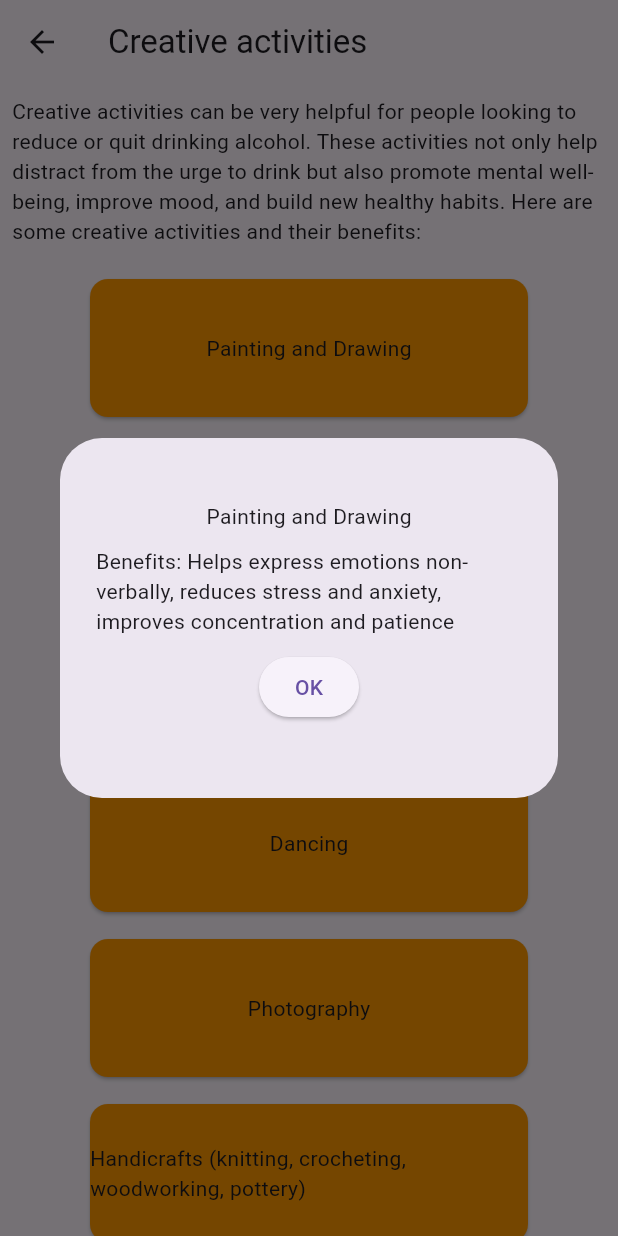
After one commit to paololaudicina/Nameless, a Flutter app: the Activity screen opened directly, after a tap on "Painting and Drawing", on a phone screen of 412 x 824 dp. The commit adds this screen. Run offline on Flutter 3.47's test engine with Material 3 defaults, Android fonts, the phone set to English and light mode, and no system bars; our stand-ins replace jwt_decoder, lottie, shared_preferences, syncfusion_flutter_charts; accounts and stored records are empty.

Commit message:
Activity page

```diff
--- /dev/null
+++ b/lib/models/list.dart
@@ -0,0 +1,63 @@
+
+
+class CatalogueList {
+  final List<Catalogue> list=[
+    Catalogue(
+      title: 'Painting and Drawing',
+      description: "Benefits: Helps express emotions non-verbally, reduces stress and anxiety, improves concentration and patience"
+    ),
+
+    Catalogue(
+      title: 'Creative Writing (poetry, stories, journaling)',
+      description: "Benefits: Allows processing of emotions and thoughts, improves self-awareness, reduces stress, and helps set personal goals"
+    ),
+
+    Catalogue(
+      title: 'Music (playing an instrument, singing, composing)',
+      description: "Benefits: Promotes emotional expression, improves mood, reduces anxiety and stress, increases discipline and concentration"
+    ),
+
+    Catalogue(
+      title: 'Dancing',
+      description: "Benefits: Reduces stress, improves mood through the release of endorphins, enhances coordination and physical fitness, promotes socialization"
+    ),
+
+    Catalogue(
+      title: 'Photography',
+      description: "Benefits: Promotes mindfulness and attention to detail, encourages exploration and adventure, improves creativity and personal expression"
+    ),
+
+    Catalogue(
+      title: 'Handicrafts (knitting, crocheting, woodworking, pottery)',
+      description: "Benefits: Reduces stress and anxiety, improves patience and concentration, provides a sense of accomplishment and productivity"
+    ),
+
+    Catalogue(
+      title: 'Creative Cooking',
+      description: "Benefits: Stimulates creativity and innovation, promotes a healthy diet, encourages mindfulness and relaxation"
+    ),
+
+    Catalogue(
+      title: 'Gardening',
+      description: "Benefits: Reduces stress and anxiety, improves mood, provides a sense of accomplishment, promotes physical activity and contact with nature"
+    ),
+
+    Catalogue(
+      title: 'Theater and Acting',
+      description: "Benefits: Promotes emotional expression, improves self-confidence, encourages collaboration and socialization, helps develop new skills"
+    ),
+
+    Catalogue(
+      title: 'Yoga and Meditation',
+      description: "Benefits: Reduces stress and anxiety, improves awareness and mindfulness, promotes physical and mental well-being, fosters calm and concentration"
+    ),
+
+  ];
+}
+
+class Catalogue{
+  String title;
+  String description;
+
+  Catalogue({required this.title, required this.description});
+}
--- /dev/null
+++ b/lib/screens/activity.dart
@@ -0,0 +1,181 @@
+
+/*import 'package:flutter/material.dart';
+import 'package:nameless/utils/list.dart';
+
+class Activity extends StatefulWidget {
+  const Activity({super.key});
+
+  @override
+  State<Activity> createState() => _ActivityState();
+}
+
+class _ActivityState extends State<Activity> {
+  final catalogue = CatalogueList();
+  late final List<Map<String, dynamic>> _items = List.generate(
+    10,
+    (index) => {
+      "id": index,
+      "title": catalogue.list[index].title,
+      "content": catalogue.list[index].description,
+    },
+  );
+
+  @override
+  Widget build(BuildContext context) {
+    return SafeArea(
+      child: Scaffold(
+        appBar: AppBar(
+          title: Text('Creative activities'),
+        ),
+        body: ListView.builder(
+          itemCount: _items.length,
+          itemBuilder: (context, index) {
+            final item = _items[index];
+            return Column(
+              children: [
+                Card(
+
+                  color: Colors.blue,
+                  elevation: 4,
+                  child: ExpansionTile(
+                    iconColor: Colors.white,
+                    collapsedIconColor: Colors.white,
+                    childrenPadding: const EdgeInsets.symmetric(
+                      vertical: 20,
+                      horizontal: 20,
+                    ),
+                    expandedCrossAxisAlignment: CrossAxisAlignment.end,
+                    title: Text(
+                      item['title'],
+                      style: const TextStyle(color: Colors.white),
+                    ),
+                    children: [
+                      Text(
+                        item['content'],
+                        style: const TextStyle(color: Colors.white),
+                      ),
+                    ],
+                  ),
+                ),
+                SizedBox(height: 10)
+              ],
+            );
+          },
+        ),
+      ),
+    );
+  }
+}*/
+
+//late final Keyword: This is used to declare a non-nullable variable that will be initialized later.
+//The variable _items is declared with late final to ensure it's only initialized once and guarantees it will be assigned before it's accessed.
+
+//Non-nullable Variables: Using late ensures that the variable is non-nullable and will be assigned before use,
+//which helps in maintaining null safety.
+
+
+import 'package:flutter/material.dart';
+import 'package:Nameless/models/list.dart';
+
+class Activity extends StatefulWidget {
+  const Activity({super.key});
+
+  @override
+  State<Activity> createState() => _ActivityState();
+}
+
+class _ActivityState extends State<Activity> {
+  final catalogue = CatalogueList();
+  /*late final List<Map<String, dynamic>> _items = List.generate(
+    10,
+    (index) => {
+      "id": index,
+      "title": catalogue.list[index].title,
+      "content": catalogue.list[index].description,
+    },
+  );*/
+
+  @override
+  Widget build(BuildContext context) {
+    return SafeArea(
+      child: Scaffold(
+        appBar: AppBar(
+          title: Text('Creative activities'),
+          /*actions: [
+          IconButton(onPressed: () => {}, icon: Icon(Icons.search)),
+          ]*/
+        ),
+        body: SingleChildScrollView(
+          child: Column(
+            //crossAxisAlignment: CrossAxisAlignment.start,
+            children: [
+              Padding(
+                padding: const EdgeInsets.all(8.0),
+                child: Text('Creative activities can be very helpful for people looking to reduce or quit drinking alcohol. These activities not only help distract from the urge to drink but also promote mental well-being, improve mood, and build new healthy habits. Here are some creative activities and their benefits:'),
+              ),
+              SizedBox (height: 10),
+              ListView.builder(
+                shrinkWrap: true,
+                physics: NeverScrollableScrollPhysics(),
+                itemCount: catalogue.list.length,
+                itemBuilder: (context, index) {
+                  //final item = _items[index];
+                  return Column(
+                    children: [
+                      InkWell(
+                        onTap: () {
+                          showDialog(
+                            context: context,
+                            builder: (context) =>AlertDialog(
+                              content: Container(
+                                height: 200,
+                                child: Column(
+                                  mainAxisAlignment: MainAxisAlignment.center,
+                                  crossAxisAlignment: CrossAxisAlignment.center,
+                                  children: [
+                                    Text(catalogue.list[index].title),
+                                    SizedBox(height: 10),
+                                    Text(catalogue.list[index].description),
+                                    SizedBox(height: 10),
+                                    ElevatedButton(
+                                      onPressed: () => Navigator.pop(
+                                                          context),
+                                      child: Text('OK')),
+                                  ],
+                                ),
+                              ),
+
+                            )
+
+                          );
+                        },
+                        child: Container(
+                          height: 100,
+                          width: 300,
+                          child: Card(
+                            child: Center(child: Text(catalogue.list[index].title)),
+                            color: Colors.orange,
+                           /* child: Stack(
+                              children:[
+                              Image.asset('images/spaghetti.jpg', width: 400,),
+                               Center(child: Text(catalogue.list[index].title)),
+                    ]
+                  )*/
+                          ),
+                        ),
+                      ),
+                      SizedBox(height: 10)
+                    ],
+                  );
+                },
+              ),
+            ],
+          ),
+        ),
+      ),
+    );
+  }
+}
+
+//Added shrinkWrap: true and physics: NeverScrollableScrollPhysics() to the ListView.builder to ensure it fits within
+// the SingleChildScrollView without causing any scroll conflicts.
```
Also changed, not shown: lib/screens/homeSoftPgae.dart (+7 -0 lines).
